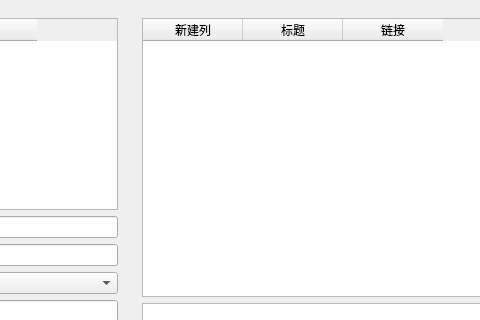
Before: the Qt Designer form view/main_windows.ui in YDHusky/SYiBanPost, drawn with Qt 5; both pictures show x 182 to 662 and y 0 to 320 of the 1220 by 600 pixel window.
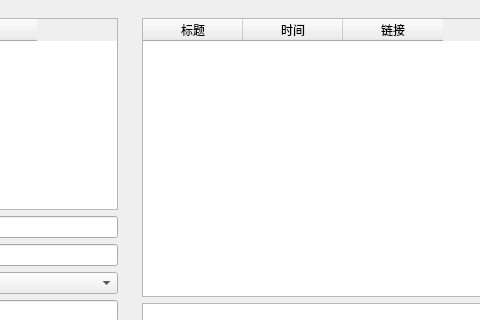
After: the same form once the commit is applied.

Commit message: fixed: 修复文章区域无法修改的bug

```diff
--- a/view/main_windows.ui
+++ b/view/main_windows.ui
@@ -152,16 +152,16 @@
          <property name="tabKeyNavigation">
           <bool>true</bool>
          </property>
-         <column>
-          <property name="text">
-           <string>新建列</string>
-          </property>
-         </column>
          <column>
           <property name="text">
            <string>标题</string>
           </property>
          </column>
+         <column>
+          <property name="text">
+           <string>时间</string>
+          </property>
+         </column>
          <column>
           <property name="text">
            <string>链接</string>
```
Left out of the diff: 6 changed lines with no effect on the pictures. The commit also changes 1 other file.
